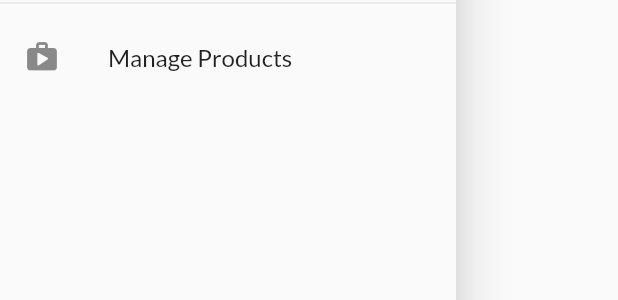
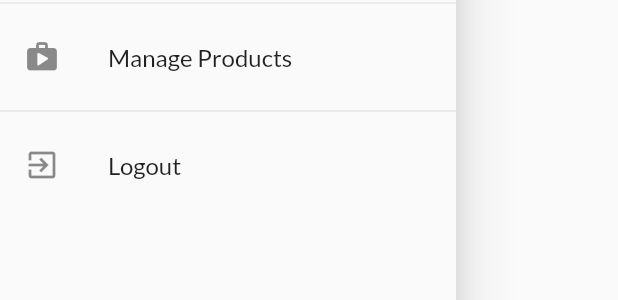
Before and after one commit to trustnloveu/flutter, a Flutter app: the AppDrawer widget shown alone on an empty page, opened directly, on a phone screen of 412 x 824 dp. Shown: the part 309-609 px from the top of the screen. Run offline on Flutter 3.47's test engine with Material 2 defaults, Android fonts, the phone set to English and light mode, and no system bars; network calls fail.

Commit message:
Build logout logic with Timer for auto-logout

```diff
--- a/lib/main.dart
+++ b/lib/main.dart
@@ -47,9 +47,10 @@ class MyApp extends StatelessWidget {
         ),
         // Orders
         ChangeNotifierProxyProvider<Auth, Orders>(
-          create: (ctx) => Orders(null, []),
+          create: (ctx) => Orders(null, null, []),
           update: (ctx, auth, previousOrders) => Orders(
             auth.token,
+            auth.userId,
             previousOrders == null ? [] : previousOrders.orders,
           ),
         )
--- a/lib/providers/orders.dart
+++ b/lib/providers/orders.dart
@@ -22,10 +22,12 @@ class OrderItem {
 
 class Orders with ChangeNotifier {
   final String authToken;
+  final String userId;
   List<OrderItem> _orders = [];
 
   Orders(
     this.authToken,
+    this.userId,
     this._orders,
   );
 
@@ -38,7 +40,7 @@ class Orders with ChangeNotifier {
   // Get
   Future<void> fetchAndSetOrders() async {
     final url = Uri.parse(
-        'https://flutter-shop-app-e61d9-default-rtdb.asia-southeast1.firebasedatabase.app/orders.json?auth=$authToken');
+        'https://flutter-shop-app-e61d9-default-rtdb.asia-southeast1.firebasedatabase.app/orders/$userId.json?auth=$authToken');
 
     final response = await http.get(url);
 
@@ -76,7 +78,7 @@ class Orders with ChangeNotifier {
   // Post
   Future<void> addOrder(List<CartItem> cartProducts, double total) async {
     final url = Uri.parse(
-        'https://flutter-shop-app-e61d9-default-rtdb.asia-southeast1.firebasedatabase.app/orders.json?auth=$authToken');
+        'https://flutter-shop-app-e61d9-default-rtdb.asia-southeast1.firebasedatabase.app/orders/$userId.json?auth=$authToken');
 
     final timestamp = DateTime.now(); // To match the exact time data
 
--- a/lib/widgets/app_drawer.dart
+++ b/lib/widgets/app_drawer.dart
@@ -1,4 +1,8 @@
 import 'package:flutter/material.dart';
+import 'package:provider/provider.dart';
+
+// Providers
+import 'package:shop_app/providers/auth.dart'; // Auth
 
 // Routes
 import 'package:shop_app/screens/orders_screen.dart'; // OrdersScreen
@@ -42,6 +46,14 @@ class AppDrawer extends StatelessWidget {
                   .pushReplacementNamed(UserProductsScreen.routeName);
             },
           ),
+          Divider(),
+          ListTile(
+            leading: Icon(Icons.exit_to_app),
+            title: Text('Logout'),
+            onTap: () {
+              Provider.of<Auth>(context, listen: false).logout();
+            },
+          ),
         ],
       ),
     );
```
Also changed, not shown: lib/providers/auth.dart (+25 -0 lines).
